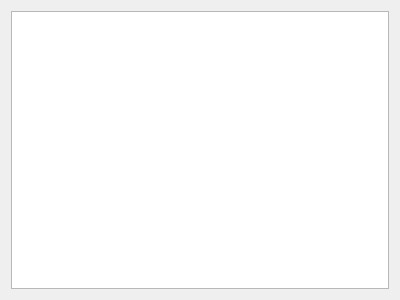
First picture: the form in PernikovaChaloupka/spells.ui, repository pkubatrh/maraton0, before the edit.
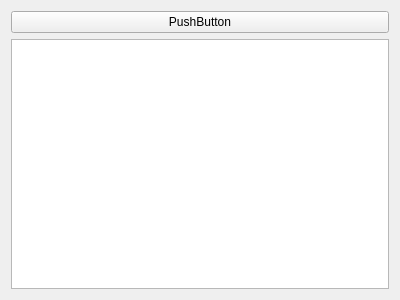
Second picture: the form after the edit.

Commit message: Added back button awesomness

The edit to the form file:
```diff
--- a/PernikovaChaloupka/spells.ui
+++ b/PernikovaChaloupka/spells.ui
@@ -14,9 +14,16 @@
    <string>Spells</string>
   </property>
   <layout class="QGridLayout" name="gridLayout">
-   <item row="0" column="0">
+   <item row="1" column="0">
     <widget class="QListWidget" name="listWidget"/>
    </item>
+   <item row="0" column="0">
+    <widget class="QPushButton" name="pushButton">
+     <property name="text">
+      <string>PushButton</string>
+     </property>
+    </widget>
+   </item>
   </layout>
  </widget>
  <layoutdefault spacing="6" margin="11"/>
```
The commit also changes 7 other files.
